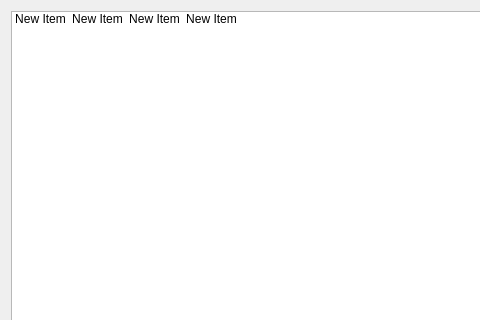
creativepsyco/panex-client, file ui/patientview.ui: the form before one commit; both pictures show x 0 to 480 and y 0 to 320 of the 810 by 587 pixel window.
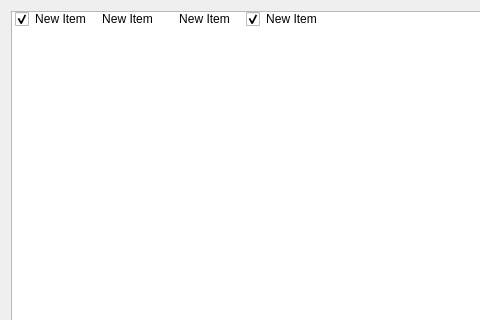
The form after the commit. Icons and pictures are not drawn.

The edit to the form file:
```diff
--- a/ui/patientview.ui
+++ b/ui/patientview.ui
@@ -26,21 +26,24 @@
       <enum>QListView::Adjust</enum>
      </property>
      <property name="spacing">
-      <number>20</number>
+      <number>40</number>
      </property>
      <property name="viewMode">
       <enum>QListView::IconMode</enum>
      </property>
      <property name="uniformItemSizes">
-      <bool>false</bool>
-     </property>
-     <property name="sortingEnabled">
       <bool>true</bool>
      </property>
+     <property name="sortingEnabled">
+      <bool>false</bool>
+     </property>
      <item>
       <property name="text">
        <string>New Item</string>
       </property>
+      <property name="checkState">
+       <enum>Checked</enum>
+      </property>
       <property name="icon">
        <iconset resource="../res/panexres.qrc">
         <normaloff>:/icons/Chart_Bar.png</normaloff>:/icons/Chart_Bar.png</iconset>
@@ -50,6 +53,9 @@
       <property name="text">
        <string>New Item</string>
       </property>
+      <property name="checkState">
+       <enum>Unchecked</enum>
+      </property>
       <property name="icon">
        <iconset resource="../res/panexres.qrc">
         <normaloff>:/icons/File_HTML.png</normaloff>:/icons/File_HTML.png</iconset>
@@ -59,6 +65,9 @@
       <property name="text">
        <string>New Item</string>
       </property>
+      <property name="checkState">
+       <enum>Unchecked</enum>
+      </property>
       <property name="icon">
        <iconset resource="../res/panexres.qrc">
         <normaloff>:/icons/Blocknotes.png</normaloff>:/icons/Blocknotes.png</iconset>
@@ -68,6 +77,9 @@
       <property name="text">
        <string>New Item</string>
       </property>
+      <property name="checkState">
+       <enum>Checked</enum>
+      </property>
       <property name="icon">
        <iconset resource="../res/panexres.qrc">
         <normaloff>:/icons/Chart_Bar_Table.png</normaloff>:/icons/Chart_Bar_Table.png</iconset>
```
Left out of the diff: 5 changed lines with no effect on the pictures.
